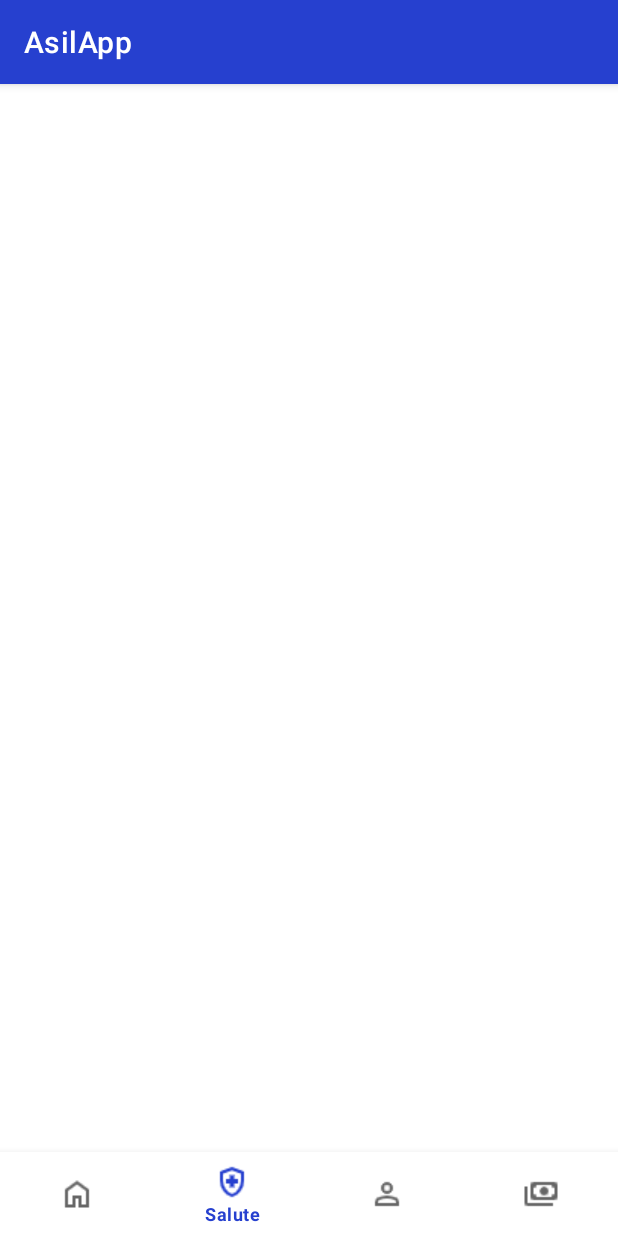
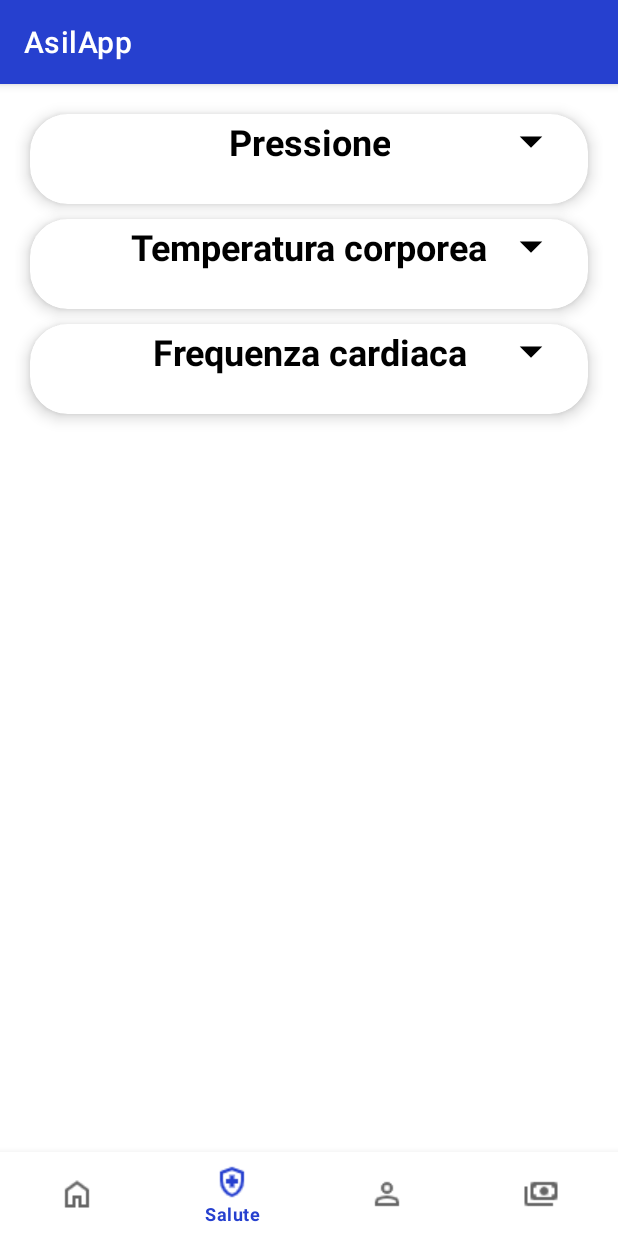
Before and after one commit to an70nn/AsilApp, an Android app: the HomePageActivity screen opened directly, with no data from a screen before it, item 2 of the bottom bar chosen, on a phone screen of 412 x 824 dp. Run offline under Robolectric (Android 15) with nearby library versions, the phone set to English and light mode, and no system bars.

Commit message:
Aggiunta icone per la barra del fragment "fragment_health"

```diff
--- a/app/src/main/java/com/example/asilapp/HomePageActivity.java
+++ b/app/src/main/java/com/example/asilapp/HomePageActivity.java
@@ -23,7 +23,7 @@ public class HomePageActivity extends AppCompatActivity {
             } else if (item.getItemId() == R.id.navigation_health) {
                 selectedFragment = new HealthFragment();
             } else if (item.getItemId() == R.id.navigation_account) {
-                selectedFragment = new AccountFragment();
+                selectedFragment = new ProfileFragment();
             } else if (item.getItemId() == R.id.navigation_payments) {
                 selectedFragment = new PaymentsFragment();
             }
--- /dev/null
+++ b/app/src/main/java/com/example/asilapp/ui/Adapters/DataModel.java
@@ -0,0 +1,31 @@
+package com.example.asilapp.ui.Adapters;
+
+import java.util.List;
+
+public class DataModel {
+    private List<String> nestedList;
+    private String itemText;
+    private boolean isExpandable;
+
+    public DataModel(List<String> itemList, String itemText) {
+        this.nestedList = itemList;
+        this.itemText = itemText;
+        isExpandable = false;
+    }
+
+    public void setExpandable(boolean expandable) {
+        isExpandable = expandable;
+    }
+
+    public List<String> getNestedList() {
+        return nestedList;
+    }
+
+    public String getItemText() {
+        return itemText;
+    }
+
+    public boolean isExpandable() {
+        return isExpandable;
+    }
+}
--- /dev/null
+++ b/app/src/main/java/com/example/asilapp/ui/Adapters/ItemAdapter.java
@@ -0,0 +1,83 @@
+package com.example.asilapp.ui.Adapters;
+
+import android.view.LayoutInflater;
+import android.view.View;
+import android.view.ViewGroup;
+import android.widget.ImageView;
+import android.widget.LinearLayout;
+import android.widget.RelativeLayout;
+import android.widget.TextView;
+
+import androidx.annotation.NonNull;
+import androidx.recyclerview.widget.LinearLayoutManager;
+import androidx.recyclerview.widget.RecyclerView;
+
+import java.util.ArrayList;
+import java.util.List;
+import com.example.asilapp.R;
+
+public class ItemAdapter extends RecyclerView.Adapter<ItemAdapter.ItemViewHolder> {
+
+    private final List<DataModel> mList;
+    private List<String> list = new ArrayList<>();
+
+    public ItemAdapter(List<DataModel> mList){
+        this.mList  = mList;
+    }
+    @NonNull
+    @Override
+    public ItemViewHolder onCreateViewHolder(@NonNull ViewGroup parent, int viewType) {
+        View view  = LayoutInflater.from(parent.getContext()).inflate(R.layout.item_medical_parameters , parent , false);
+        return new ItemViewHolder(view);
+    }
+
+    @Override
+    public void onBindViewHolder(@NonNull ItemViewHolder holder, int position) {
+
+        DataModel model = mList.get(position);
+        holder.textView.setText(model.getItemText());
+
+        boolean isExpandable = model.isExpandable();
+        holder.expandableLayout.setVisibility(isExpandable ? View.VISIBLE : View.GONE);
+
+        if (isExpandable){
+            holder.arrowImage.setImageResource(R.drawable.baseline_arrow_drop_up_24);
+        }else{
+            holder.arrowImage.setImageResource(R.drawable.baseline_arrow_drop_down_24);
+        }
+
+        NestedAdapter adapter = new NestedAdapter(list);
+        holder.nestedRecyclerView.setLayoutManager(new LinearLayoutManager(holder.itemView.getContext()));
+        holder.nestedRecyclerView.setHasFixedSize(true);
+        holder.nestedRecyclerView.setAdapter(adapter);
+        holder.linearLayout.setOnClickListener(v -> {
+            model.setExpandable(!model.isExpandable());
+            list = model.getNestedList();
+            notifyItemChanged(holder.getAdapterPosition());
+        });
+    }
+
+    @Override
+    public int getItemCount() {
+        return mList.size();
+    }
+
+    public static class ItemViewHolder extends RecyclerView.ViewHolder {
+        private final LinearLayout linearLayout;
+        private final TextView textView;
+        private final ImageView arrowImage;
+        private final RelativeLayout expandableLayout;
+        private final RecyclerView nestedRecyclerView;
+
+
+        public ItemViewHolder(@NonNull View itemView) {
+            super(itemView);
+
+            linearLayout = itemView.findViewById(R.id.LinearLayout_Health_LinearLayout_Item);
+            textView = itemView.findViewById(R.id.TextView_Health_TextView_Item);
+            arrowImage = itemView.findViewById(R.id.ImageView_Health_ImageView_Item);
+            expandableLayout = itemView.findViewById(R.id.RelativeLayout_Health_ExpandableLayout_Item);
+            nestedRecyclerView = itemView.findViewById(R.id.RecyclerView_Health_Nested_MedicalParameters);
+        }
+    }
+}
--- a/app/src/main/java/com/example/asilapp/ui/HealthFragment.java
+++ b/app/src/main/java/com/example/asilapp/ui/HealthFragment.java
@@ -1,6 +1,55 @@
 package com.example.asilapp.ui;
 
+import android.os.Bundle;
+import android.view.LayoutInflater;
+import android.view.View;
+import android.view.ViewGroup;
+
+import androidx.annotation.NonNull;
+import androidx.annotation.Nullable;
 import androidx.fragment.app.Fragment;
+import androidx.recyclerview.widget.LinearLayoutManager;
+import androidx.recyclerview.widget.RecyclerView;
+
+import com.example.asilapp.R;
+import com.example.asilapp.ui.Adapters.DataModel;
+import com.example.asilapp.ui.Adapters.ItemAdapter;
+
+import java.util.ArrayList;
+import java.util.List;
 
 public class HealthFragment extends Fragment {
+    private RecyclerView recyclerView;
+    private ItemAdapter adapter;
+    private List<DataModel> medicalParametersList;
+    public View onCreateView(@NonNull LayoutInflater inflater, ViewGroup container, Bundle savedInstanceState) {
+        return inflater.inflate(R.layout.fragment_health_medical_parameters, container, false);
+    }
+
+    public void onViewCreated(@NonNull View view, @Nullable Bundle savedInstanceState) {
+        recyclerView = view.findViewById(R.id.RecyclerView_Health_Root_MedicalParameters);
+        recyclerView.setHasFixedSize(true);
+        recyclerView.setLayoutManager(new LinearLayoutManager(getContext()));
+
+        //Valori di test
+        medicalParametersList = new ArrayList<>();
+        List<String> nestedList1 = new ArrayList<>();
+        nestedList1.add("Jams and Honey");
+        nestedList1.add("Pickles and Chutneys");
+
+        List<String> nestedList2 = new ArrayList<>();
+        nestedList2.add("Book");
+        nestedList2.add("Office Chair");
+
+        List<String> nestedList3 = new ArrayList<>();
+        nestedList3.add("Decorates");
+        nestedList3.add("Tea Table");
+
+        medicalParametersList.add(new DataModel(nestedList1,"Pressione"));
+        medicalParametersList.add(new DataModel(nestedList2,"Temperatura corporea"));
+        medicalParametersList.add(new DataModel(nestedList3,"Frequenza cardiaca"));
+
+        adapter = new ItemAdapter(medicalParametersList);
+        recyclerView.setAdapter(adapter);
+    }
 }
--- /dev/null
+++ b/app/src/main/res/drawable/baseline_arrow_downward_24.xml
@@ -0,0 +1,5 @@
+<vector xmlns:android="http://schemas.android.com/apk/res/android" android:height="24dp" android:tint="#000000" android:viewportHeight="24" android:viewportWidth="24" android:width="24dp">
+
+    <path android:fillColor="@android:color/white" android:pathData="M20,12l-1.41,-1.41L13,16.17V4h-2v12.17l-5.58,-5.59L4,12l8,8 8,-8z"/>
+
+</vector>
--- /dev/null
+++ b/app/src/main/res/drawable/baseline_arrow_drop_down_24.xml
@@ -0,0 +1,5 @@
+<vector xmlns:android="http://schemas.android.com/apk/res/android" android:height="24dp" android:tint="#000000" android:viewportHeight="24" android:viewportWidth="24" android:width="24dp">
+
+    <path android:fillColor="@android:color/white" android:pathData="M7,10l5,5 5,-5z"/>
+
+</vector>
--- /dev/null
+++ b/app/src/main/res/drawable/baseline_arrow_drop_up_24.xml
@@ -0,0 +1,5 @@
+<vector xmlns:android="http://schemas.android.com/apk/res/android" android:height="24dp" android:tint="#000000" android:viewportHeight="24" android:viewportWidth="24" android:width="24dp">
+
+    <path android:fillColor="@android:color/white" android:pathData="M7,14l5,-5 5,5z"/>
+
+</vector>
--- /dev/null
+++ b/app/src/main/res/layout/fragment_health_medical_parameters.xml
@@ -0,0 +1,19 @@
+<?xml version="1.0" encoding="utf-8"?>
+<androidx.constraintlayout.widget.ConstraintLayout
+    xmlns:android="http://schemas.android.com/apk/res/android"
+    xmlns:app="http://schemas.android.com/apk/res-auto"
+    android:layout_width="match_parent"
+    android:layout_height="match_parent">
+
+    <!-- RecyclerView principale dei parametri medici -->
+    <androidx.recyclerview.widget.RecyclerView
+        android:id="@+id/RecyclerView_Health_Root_MedicalParameters"
+        android:layout_width="match_parent"
+        android:layout_height="match_parent"
+        android:layout_margin="10dp"
+        app:layout_constraintBottom_toBottomOf="parent"
+        app:layout_constraintEnd_toEndOf="parent"
+        app:layout_constraintStart_toStartOf="parent"
+        app:layout_constraintTop_toTopOf="parent" />
+
+</androidx.constraintlayout.widget.ConstraintLayout>
--- /dev/null
+++ b/app/src/main/res/layout/item_medical_parameters.xml
@@ -0,0 +1,63 @@
+<?xml version="1.0" encoding="utf-8"?>
+<androidx.cardview.widget.CardView
+    xmlns:android="http://schemas.android.com/apk/res/android"
+    xmlns:app="http://schemas.android.com/apk/res-auto"
+    android:layout_width="match_parent"
+    android:layout_height="wrap_content"
+    android:layout_marginStart="10dp"
+    android:layout_marginEnd="10dp"
+    android:layout_marginTop="10dp"
+    android:minHeight="60dp"
+    app:cardElevation="6dp"
+    app:cardCornerRadius="25dp">
+
+    <LinearLayout
+        android:id="@+id/LinearLayout_Health_LinearLayout_Item"
+        android:layout_width="match_parent"
+        android:layout_height="wrap_content"
+        android:orientation="vertical">
+
+        <androidx.constraintlayout.widget.ConstraintLayout
+            android:layout_width="match_parent"
+            android:layout_height="match_parent">
+
+            <TextView
+                android:id="@+id/TextView_Health_TextView_Item"
+                android:layout_width="wrap_content"
+                android:layout_height="wrap_content"
+                android:gravity="center_horizontal"
+                android:text="Parametro medico"
+                android:textColor="@color/text_black"
+                android:textSize="24sp"
+                android:textStyle="bold"
+                app:layout_constraintBottom_toBottomOf="parent"
+                app:layout_constraintEnd_toEndOf="parent"
+                app:layout_constraintStart_toStartOf="parent"
+                app:layout_constraintTop_toTopOf="parent" />
+
+            <ImageView
+                android:id="@+id/ImageView_Health_ImageView_Item"
+                android:layout_width="36dp"
+                android:layout_height="36dp"
+                android:layout_marginEnd="20dp"
+                android:src="@drawable/baseline_arrow_drop_down_24"
+                app:layout_constraintBottom_toBottomOf="parent"
+                app:layout_constraintEnd_toEndOf="parent"
+                app:layout_constraintTop_toTopOf="parent" />
+
+        </androidx.constraintlayout.widget.ConstraintLayout>
+
+        <RelativeLayout
+            android:id="@+id/RelativeLayout_Health_ExpandableLayout_Item"
+            android:layout_width="match_parent"
+            android:layout_height="wrap_content">
+
+            <!-- RecyclerView innestato per informazioni aggiuntive -->
+            <androidx.recyclerview.widget.RecyclerView
+                android:id="@+id/RecyclerView_Health_Nested_MedicalParameters"
+                android:layout_width="match_parent"
+                android:layout_height="wrap_content"/>
+        </RelativeLayout>
+
+    </LinearLayout>
+</androidx.cardview.widget.CardView>
```
Also changed, not shown: app/src/main/java/com/example/asilapp/ui/Adapters/NestedAdapter.java (added, +50 -0 lines), app/src/main/res/drawable/border_stroke.xml (added, +12 -0 lines), app/src/main/res/layout/item_details_medical_parameters.xml (added, +88 -0 lines).
